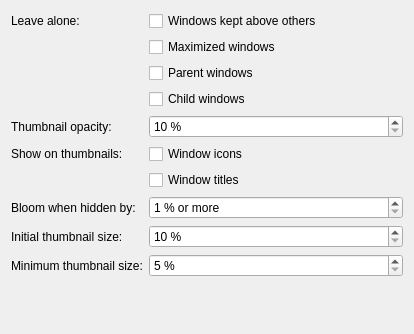
Before: the Qt Designer form src/thumbnailbloom_config.ui in LMauricius/kde-thumbnail-bloom, drawn with Qt 5.
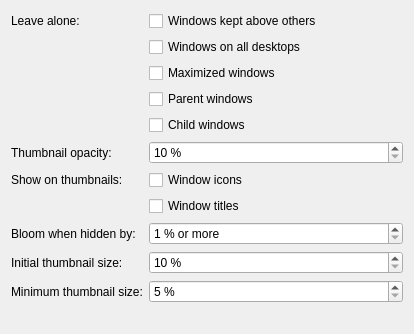
After: the same form once the commit is applied.

Commit message: Ignoring 'on all desktops', default true

Diff of the .ui file:
```diff
--- a/src/thumbnailbloom_config.ui
+++ b/src/thumbnailbloom_config.ui
@@ -26,34 +26,41 @@
     </widget>
    </item>
    <item row="1" column="1">
+    <widget class="QCheckBox" name="kcfg_SkipOnAllDesktops">
+     <property name="text">
+      <string>Windows on all desktops</string>
+     </property>
+    </widget>
+   </item>
+   <item row="2" column="1">
     <widget class="QCheckBox" name="kcfg_SkipMaximized">
      <property name="text">
       <string>Maximized windows</string>
      </property>
     </widget>
    </item>
-   <item row="2" column="1">
+   <item row="3" column="1">
     <widget class="QCheckBox" name="kcfg_SkipParents">
      <property name="text">
       <string>Parent windows</string>
      </property>
     </widget>
    </item>
-   <item row="3" column="1">
+   <item row="4" column="1">
     <widget class="QCheckBox" name="kcfg_SkipChildren">
      <property name="text">
       <string>Child windows</string>
      </property>
     </widget>
    </item>
-   <item row="4" column="0">
+   <item row="5" column="0">
     <widget class="QLabel" name="opacityLabel">
      <property name="text">
       <string>Thumbnail opacity:</string>
      </property>
     </widget>
    </item>
-   <item row="4" column="1">
+   <item row="5" column="1">
     <widget class="QSpinBox" name="kcfg_Opacity">
      <property name="suffix">
       <string> %</string>
@@ -66,28 +73,28 @@
      </property>
     </widget>
    </item>
-   <item row="5" column="0">
+   <item row="6" column="0">
     <widget class="QLabel" name="showLabel">
      <property name="text">
       <string>Show on thumbnails:</string>
      </property>
     </widget>
    </item>
-   <item row="5" column="1">
+   <item row="6" column="1">
     <widget class="QCheckBox" name="kcfg_ShowIcons">
      <property name="text">
       <string>Window icons</string>
      </property>
     </widget>
    </item>
-   <item row="7" column="0">
+   <item row="8" column="0">
     <widget class="QLabel" name="minimumOcclusionLabel">
      <property name="text">
       <string>Bloom when hidden by:</string>
      </property>
     </widget>
    </item>
-   <item row="7" column="1">
+   <item row="8" column="1">
     <widget class="QSpinBox" name="kcfg_MinimumOcclusion">
      <property name="suffix">
       <string> % or more</string>
@@ -100,14 +107,14 @@
      </property>
     </widget>
    </item>
-   <item row="8" column="0">
+   <item row="9" column="0">
     <widget class="QLabel" name="initialSizeLabel">
      <property name="text">
       <string>Initial thumbnail size:</string>
      </property>
     </widget>
    </item>
-   <item row="8" column="1">
+   <item row="9" column="1">
     <widget class="QSpinBox" name="kcfg_InitialSize">
      <property name="suffix">
       <string> %</string>
@@ -120,14 +127,14 @@
      </property>
     </widget>
    </item>
-   <item row="9" column="0">
+   <item row="10" column="0">
     <widget class="QLabel" name="minimumSizeLabel">
      <property name="text">
       <string>Minimum thumbnail size:</string>
      </property>
     </widget>
    </item>
-   <item row="9" column="1">
+   <item row="10" column="1">
     <widget class="QSpinBox" name="kcfg_MinimumSize">
      <property name="suffix">
       <string> %</string>
@@ -140,7 +147,7 @@
      </property>
     </widget>
    </item>
-   <item row="6" column="1">
+   <item row="7" column="1">
     <widget class="QCheckBox" name="kcfg_ShowTitles">
      <property name="text">
       <string>Window titles</string>
```
The commit also changes 4 other files.
